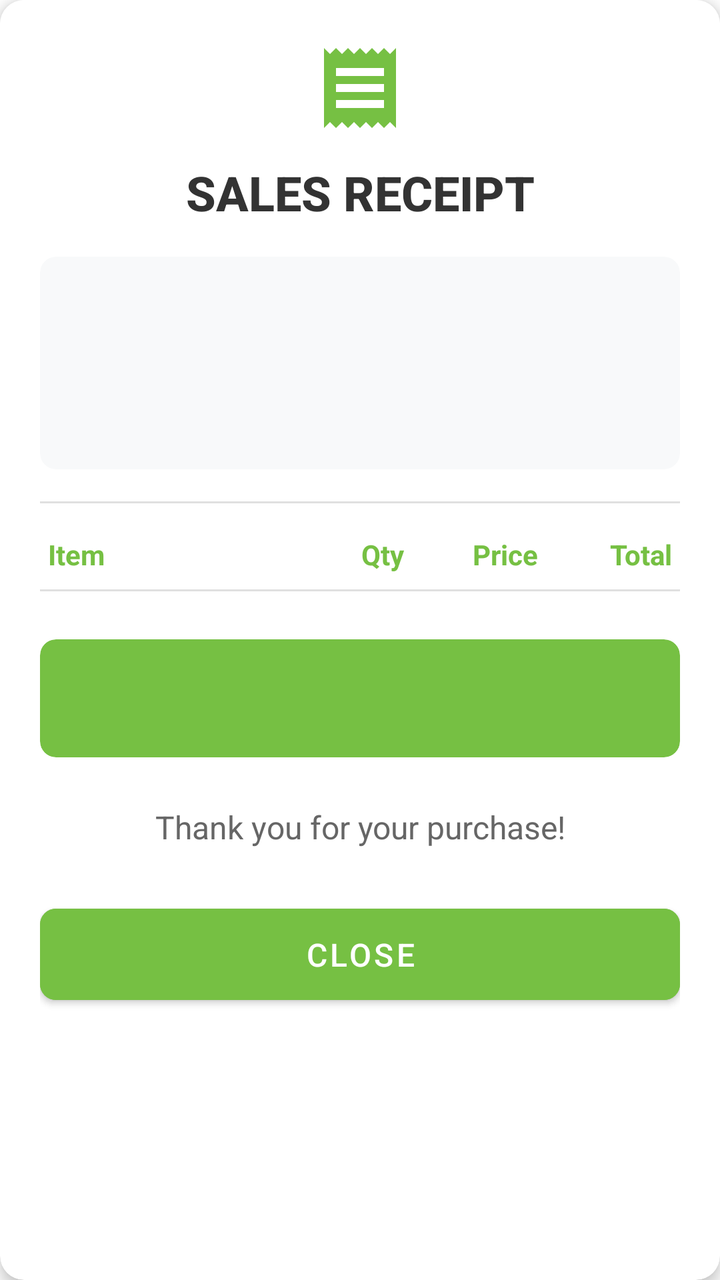
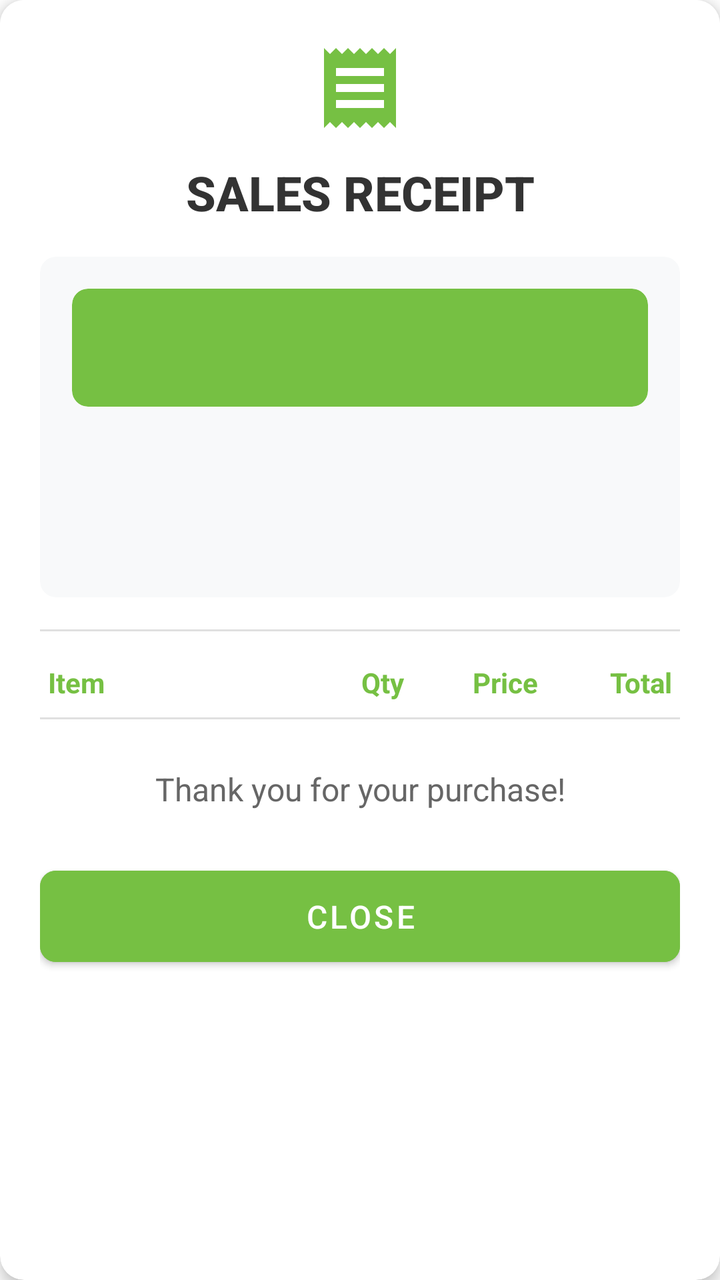

An Android layout rendered at two revisions. The XML below is the earlier revision; the diff shows what the commit changed to produce the second picture.
<!-- AndroidManifest.xml: application theme Theme.MyApp -->
<!-- res/layout/receipt_layout.xml -->
<?xml version="1.0" encoding="utf-8"?>
<com.google.android.material.card.MaterialCardView
    xmlns:android="http://schemas.android.com/apk/res/android"
    xmlns:app="http://schemas.android.com/apk/res-auto"
    android:layout_width="match_parent"
    android:layout_height="wrap_content"
    android:layout_margin="16dp"
    app:cardCornerRadius="12dp"
    app:cardElevation="4dp">
    <ScrollView
        android:layout_width="match_parent"
        android:layout_height="match_parent"
        android:orientation="vertical">
        <LinearLayout
            android:layout_width="match_parent"
            android:layout_height="wrap_content"
            android:orientation="vertical"
            android:padding="20dp"
            android:background="@android:color/white">

            <ImageView
                android:layout_width="48dp"
                android:layout_height="48dp"
                android:layout_gravity="center"
                android:layout_marginBottom="12dp"
                android:src="@drawable/ic_menu_receipt"
                app:tint="#76C043"/>

            <TextView
                android:id="@+id/receipt_header"
                android:layout_width="match_parent"
                android:layout_height="wrap_content"
                android:text="SALES RECEIPT"
                android:textSize="24sp"
                android:textStyle="bold"
                android:gravity="center"
                android:textColor="#333333"
                android:fontFamily="sans-serif-medium"
                android:layout_marginBottom="16dp"/>

            <com.google.android.material.card.MaterialCardView
                android:layout_width="match_parent"
                android:layout_height="wrap_content"
                android:layout_marginBottom="16dp"
                app:cardBackgroundColor="#F8F9FA"
                app:cardCornerRadius="8dp"
                app:cardElevation="0dp">

                <LinearLayout
                    android:layout_width="match_parent"
                    android:layout_height="wrap_content"
                    android:orientation="vertical"
                    android:padding="16dp">

                    <TextView
                        android:id="@+id/receipt_store_name"
                        android:layout_width="match_parent"
                        android:layout_height="wrap_content"
                        android:textSize="18sp"
                        android:textColor="#76C043"
                        android:textStyle="bold"
                        android:gravity="center"
                        android:layout_marginBottom="8dp"/>

                    <TextView
                        android:id="@+id/receipt_transaction_id"
                        android:layout_width="match_parent"
                        android:layout_height="wrap_content"
                        android:textSize="14sp"
                        android:textColor="#666666"
                        android:layout_marginBottom="4dp"/>

                    <TextView
                        android:id="@+id/receipt_date"
                        android:layout_width="match_parent"
                        android:layout_height="wrap_content"
                        android:textSize="14sp"
                        android:textColor="#666666"/>
                </LinearLayout>
            </com.google.android.material.card.MaterialCardView>

            <View
                android:layout_width="match_parent"
                android:layout_height="1dp"
                android:background="#E0E0E0"
                android:layout_marginBottom="16dp"/>

            <LinearLayout
                android:layout_width="match_parent"
                android:layout_height="wrap_content"
                android:orientation="horizontal"
                android:layout_marginBottom="8dp"
                android:paddingHorizontal="4dp">

                <TextView
                    android:layout_width="0dp"
                    android:layout_height="wrap_content"
                    android:layout_weight="3"
                    android:text="Item"
                    android:textStyle="bold"
                    android:textColor="#76C043"/>

                <TextView
                    android:layout_width="0dp"
                    android:layout_height="wrap_content"
                    android:layout_weight="1"
                    android:text="Qty"
                    android:textStyle="bold"
                    android:gravity="right"
                    android:textColor="#76C043"/>

                <TextView
                    android:layout_width="0dp"
                    android:layout_height="wrap_content"
                    android:layout_weight="1.5"
                    android:text="Price"
                    android:textStyle="bold"
                    android:gravity="right"
                    android:textColor="#76C043"/>

                <TextView
                    android:layout_width="0dp"
                    android:layout_height="wrap_content"
                    android:layout_weight="1.5"
                    android:text="Total"
                    android:textStyle="bold"
                    android:gravity="right"
                    android:textColor="#76C043"/>
            </LinearLayout>

            <View
                android:layout_width="match_parent"
                android:layout_height="1dp"
                android:background="#E0E0E0"
                android:layout_marginBottom="8dp"/>

            <androidx.recyclerview.widget.RecyclerView
                android:id="@+id/receipt_items_list"
                android:layout_width="match_parent"
                android:layout_height="wrap_content"
                android:layout_marginBottom="16dp"/>

            <com.google.android.material.card.MaterialCardView
                android:layout_width="match_parent"
                android:layout_height="wrap_content"
                android:layout_marginBottom="24dp"
                app:cardBackgroundColor="#76C043"
                app:cardCornerRadius="8dp"
                app:cardElevation="0dp">

                <TextView
                    android:id="@+id/receipt_total"
                    android:layout_width="match_parent"
                    android:layout_height="wrap_content"
                    android:textSize="20sp"
                    android:textStyle="bold"
                    android:textColor="@android:color/white"
                    android:gravity="right"
                    android:padding="16dp"/>
            </com.google.android.material.card.MaterialCardView>

            <TextView
                android:id="@+id/receipt_thank_you"
                android:layout_width="match_parent"
                android:layout_height="wrap_content"
                android:text="Thank you for your purchase!"
                android:textSize="16sp"
                android:textColor="#666666"
                android:gravity="center"
                android:layout_marginBottom="24dp"/>

            <com.google.android.material.button.MaterialButton
                android:id="@+id/btn_close_receipt"
                android:layout_width="match_parent"
                android:layout_height="wrap_content"
                android:text="Close"
                android:textSize="16sp"
                android:padding="12dp"
                app:cornerRadius="8dp"
                android:backgroundTint="#76C043"/>
        </LinearLayout>
    </ScrollView>

</com.google.android.material.card.MaterialCardView>
<!-- resources referenced by this layout -->
<resources>
  <!-- drawable ic_menu_receipt (drawable) -->
  <?xml version="1.0" encoding="utf-8"?>
  <vector xmlns:android="http://schemas.android.com/apk/res/android"
      android:width="24dp"
      android:height="24dp"
      android:viewportWidth="24"
      android:viewportHeight="24">
      <path
          android:fillColor="#000000"
          android:pathData="M18,17H6v-2h12V17zM18,13H6v-2h12V13zM18,9H6V7h12V9zM3,22l1.5,-1.5L6,22l1.5,-1.5L9,22l1.5,-1.5L12,22l1.5,-1.5L15,22l1.5,-1.5L18,22l1.5,-1.5L21,22V2l-1.5,1.5L18,2l-1.5,1.5L15,2l-1.5,1.5L12,2l-1.5,1.5L9,2L7.5,3.5L6,2L4.5,3.5L3,2V22z"/>
  </vector>
  <style name="Theme.MyApp" parent="Theme.MaterialComponents.Light.NoActionBar">
          
          <item name="colorPrimary">#76C043</item>
          <item name="colorPrimaryVariant">#5A9A32</item>
          <item name="colorOnPrimary">@color/white</item>
          
          <item name="colorSecondary">#76C043</item>
          <item name="colorSecondaryVariant">#5A9A32</item>
          <item name="colorOnSecondary">@color/black</item>
          
          <item name="android:statusBarColor">?attr/colorPrimaryVariant</item>
          
          <item name="windowActionBar">false</item>
          <item name="windowNoTitle">true</item>
      </style>
  <color name="white">#FFFFFFFF</color>
  <color name="black">#FF000000</color>
</resources>

<!-- the commit's change to res/layout/receipt_layout.xml (unified diff, before → after) -->
@@ -51,7 +51,24 @@
                     android:layout_height="wrap_content"
                     android:orientation="vertical"
                     android:padding="16dp">
+                    <com.google.android.material.card.MaterialCardView
+                        android:layout_width="match_parent"
+                        android:layout_height="wrap_content"
+                        android:layout_marginBottom="5dp"
+                        app:cardBackgroundColor="#76C043"
+                        app:cardCornerRadius="8dp"
+                        app:cardElevation="0dp">
 
+                        <TextView
+                            android:id="@+id/receipt_total"
+                            android:layout_width="match_parent"
+                            android:layout_height="wrap_content"
+                            android:textSize="20sp"
+                            android:textStyle="bold"
+                            android:textColor="@android:color/white"
+                            android:gravity="start"
+                            android:padding="16dp"/>
+                    </com.google.android.material.card.MaterialCardView>
                     <TextView
                         android:id="@+id/receipt_store_name"
                         android:layout_width="match_parent"
@@ -140,24 +157,7 @@
                 android:layout_height="wrap_content"
                 android:layout_marginBottom="16dp"/>
 
-            <com.google.android.material.card.MaterialCardView
-                android:layout_width="match_parent"
-                android:layout_height="wrap_content"
-                android:layout_marginBottom="24dp"
-                app:cardBackgroundColor="#76C043"
-                app:cardCornerRadius="8dp"
-                app:cardElevation="0dp">
 
-                <TextView
-                    android:id="@+id/receipt_total"
-                    android:layout_width="match_parent"
-                    android:layout_height="wrap_content"
-                    android:textSize="20sp"
-                    android:textStyle="bold"
-                    android:textColor="@android:color/white"
-                    android:gravity="right"
-                    android:padding="16dp"/>
-            </com.google.android.material.card.MaterialCardView>
 
             <TextView
                 android:id="@+id/receipt_thank_you"
